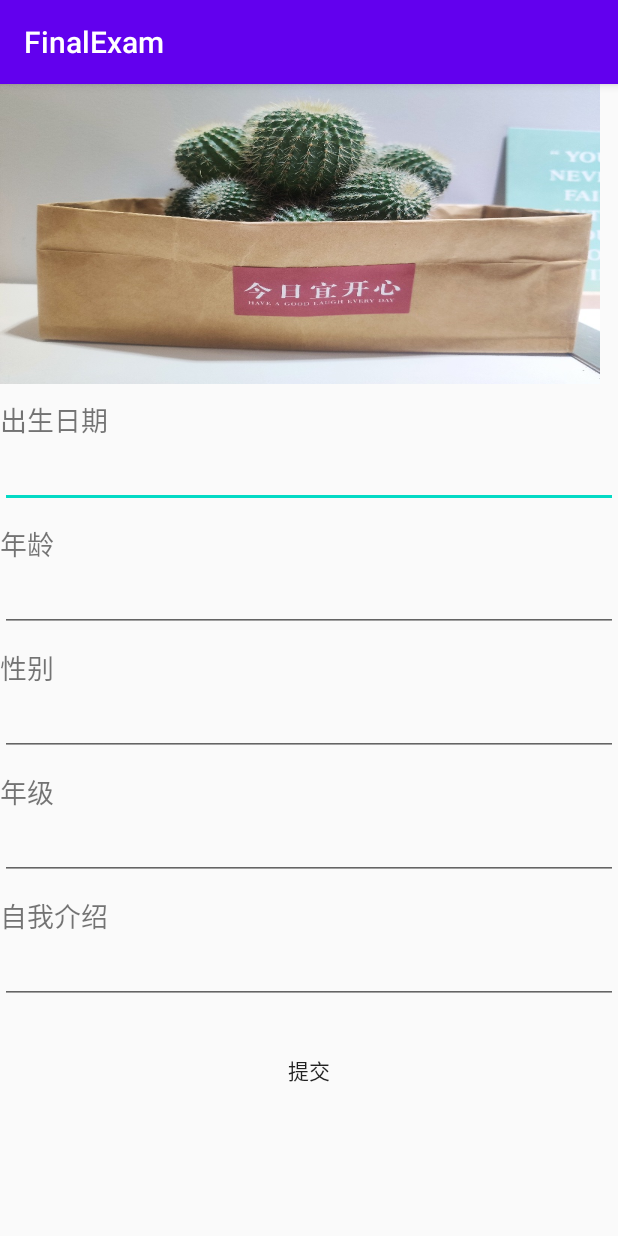
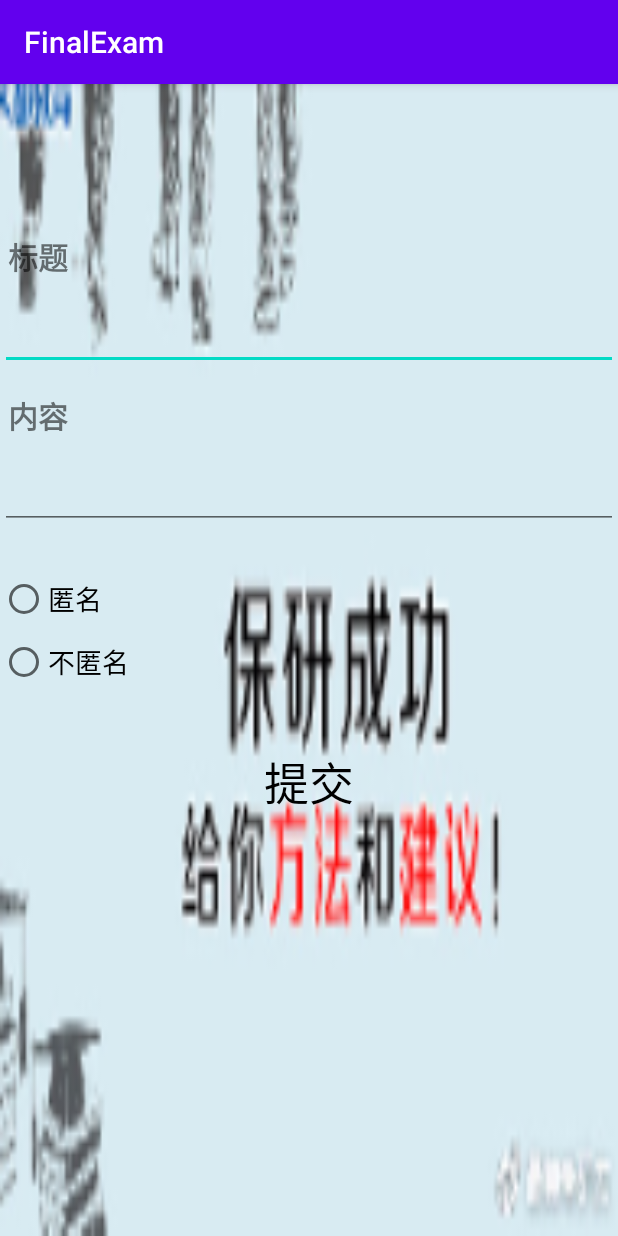
Before and after one commit to swufeLD/FinalExam, an Android app: the screen it shows after launch (EditorPerson before the commit, Baoyan_Editor after it), on a phone screen of 412 x 824 dp. Run offline under Robolectric (Android 15) with nearby library versions, the phone set to English and light mode, and no system bars.

Commit message:
framgent创建

```diff
--- a/app/src/main/AndroidManifest.xml
+++ b/app/src/main/AndroidManifest.xml
@@ -113,7 +113,13 @@
                 <category android:name="android.intent.category.LAUNCHER" />
             </intent-filter>
         </activity>
+        <activity android:name=".Baoyan_Editor">
+            <intent-filter>
+                <action android:name="android.intent.action.MAIN" />
 
+                <category android:name="android.intent.category.LAUNCHER" />
+            </intent-filter>
+        </activity>
     </application>
 
 </manifest>
--- /dev/null
+++ b/app/src/main/java/com/example/finalexam/Baoyan_Editor.java
@@ -0,0 +1,76 @@
+package com.example.finalexam;
+
+import android.app.Activity;
+import android.content.Intent;
+import android.content.SharedPreferences;
+import android.os.Bundle;
+import android.view.View;
+import android.widget.Button;
+import android.widget.RadioButton;
+import android.widget.RadioGroup;
+import android.widget.TextView;
+
+import androidx.appcompat.app.AppCompatActivity;
+
+public class Baoyan_Editor extends AppCompatActivity implements View.OnClickListener, RadioGroup.OnCheckedChangeListener  {
+    public static final String TAG="Gua_EditorMessage";
+
+    TextView title;
+    TextView content;
+    Button btn;
+    RadioGroup rg;
+    RadioButton rb1;
+    RadioButton rb2;
+    boolean flag;
+    SharedPreferences sharedPreferences;
+    String author;
+    String date;
+    String count;
+    Intent intent;
+    protected void onCreate(Bundle savedInstanceState) {
+        super.onCreate(savedInstanceState);
+        setContentView(R.layout.baoyan_editor);
+
+        title=findViewById(R.id.editText);
+        content=findViewById(R.id.editText2);
+        btn=findViewById(R.id.gua_btn);
+        rg=findViewById(R.id.rg);
+        rb1=findViewById(R.id.radioButton3);
+        rb2=findViewById(R.id.radioButton4);
+        btn.setOnClickListener(this);
+        rg.setOnCheckedChangeListener(this);
+
+        intent=getIntent();
+        count=intent.getStringExtra("index");
+    }
+
+    @Override
+    public void onClick(View view) {
+        if(flag){
+            sharedPreferences=getSharedPreferences("login", Activity.MODE_PRIVATE);
+            author=sharedPreferences.getString("username","");
+        }else {
+            author="匿名用户";
+        }
+        //加入数据库
+        if(count.equals("1")){
+            //根据id创建数据库
+        }
+        if(count.equals("2")){
+
+        }
+        if(count.equals("3")){
+
+        }
+    }
+
+    @Override
+    public void onCheckedChanged(RadioGroup radioGroup, int id) {
+        if(id ==R.id.radioButton4){
+            flag=true;
+        }
+        if(id ==R.id.radioButton3){
+            flag=false;
+        }
+    }
+}
--- a/app/src/main/java/com/example/finalexam/MainActivity.java
+++ b/app/src/main/java/com/example/finalexam/MainActivity.java
@@ -34,7 +34,7 @@ public class MainActivity extends AppCompatActivity  implements TabLayout.OnTabS
         updata();
         vp=findViewById(R.id.vp);
         tab2=findViewById(R.id.tab2);
-       tab1=findViewById(R.id.tab1);
+        tab1=findViewById(R.id.tab1);
        for(int i=0;i<list_title.size();i++){
            //还差与fragment相连接；
            tab1.addTab(tab1.newTab().setText(list_title.get(i)));
@@ -89,7 +89,8 @@ public class MainActivity extends AppCompatActivity  implements TabLayout.OnTabS
              startActivity(intent);
         }
         if(tab.getText().toString().equals("吃瓜")){
-              //校内信息发布
+            intent=new Intent(this,GuaList.class);
+            startActivity(intent);
         }
         if(tab.getText().toString().equals("我的")){
             intent=new Intent(this,Personal.class);
--- /dev/null
+++ b/app/src/main/res/layout/baoyan_editor.xml
@@ -0,0 +1,85 @@
+<?xml version="1.0" encoding="utf-8"?>
+<LinearLayout xmlns:android="http://schemas.android.com/apk/res/android"
+    xmlns:app="http://schemas.android.com/apk/res-auto"
+    xmlns:tools="http://schemas.android.com/tools"
+    android:layout_width="match_parent"
+    android:layout_height="match_parent"
+    android:orientation="vertical"
+    android:background="@mipmap/baoyan">
+
+    <TextView
+        android:id="@+id/textView"
+        android:layout_width="match_parent"
+        android:layout_height="wrap_content"
+        android:text="标题"
+        android:layout_marginTop="100dp"
+        android:textSize="20dp"
+        android:layout_marginBottom="15dp"
+        android:textStyle="bold"
+        android:layout_marginLeft="5dp"/>
+
+    <EditText
+        android:id="@+id/editText"
+        android:layout_width="match_parent"
+        android:layout_height="wrap_content"
+        android:maxLines="2"
+        android:inputType="none"
+        android:text=""
+        android:textSize="18dp"
+        android:layout_marginBottom="15dp"
+        />
+
+    <TextView
+        android:id="@+id/textView7"
+        android:layout_width="match_parent"
+        android:layout_height="wrap_content"
+        android:text="内容"
+        android:textSize="20dp"
+        android:layout_marginBottom="15dp"
+        android:textStyle="bold"
+        android:layout_marginLeft="5dp"/>
+
+    <EditText
+        android:id="@+id/editText2"
+        android:layout_width="match_parent"
+        android:layout_height="wrap_content"
+        android:maxLines="10"
+        android:inputType="textPersonName"
+        android:text=""
+        android:textSize="18dp"
+        android:layout_marginBottom="15dp"/>
+
+    <RadioGroup
+        android:layout_width="match_parent"
+        android:layout_height="match_parent"
+        android:id="@+id/rg">
+
+        <RadioButton
+            android:id="@+id/radioButton3"
+            android:layout_width="match_parent"
+            android:layout_height="wrap_content"
+            android:text="匿名"
+            android:layout_marginTop="15dp"
+            android:textSize="18dp"/>
+
+        <RadioButton
+            android:id="@+id/radioButton4"
+            android:layout_width="match_parent"
+            android:layout_height="wrap_content"
+            android:text="不匿名"
+            android:layout_marginTop="10dp"
+            android:textSize="18dp"/>
+
+        <Button
+            android:id="@+id/gua_btn"
+            android:layout_width="match_parent"
+            android:layout_height="wrap_content"
+            android:text="提交"
+            android:layout_marginTop="40dp"
+            android:background="@android:color/transparent"
+            android:textSize="30dp"
+            android:textColor="#000000"/>
+
+    </RadioGroup>
+
+</LinearLayout>
```
Also changed, not shown: app/src/main/java/com/example/finalexam/BaoYan.java (added, +65 -0 lines), app/src/main/res/layout/baoyan.xml (added, +82 -0 lines), app/src/main/res/mipmap-xxxhdpi/baoyan.png (added).
